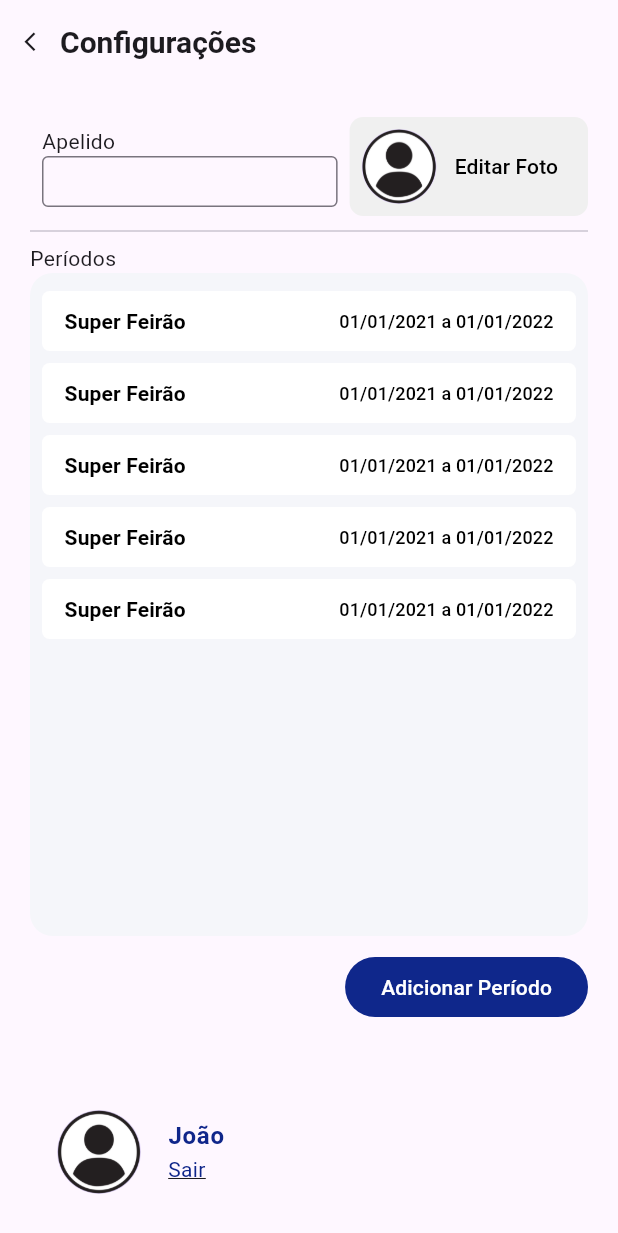
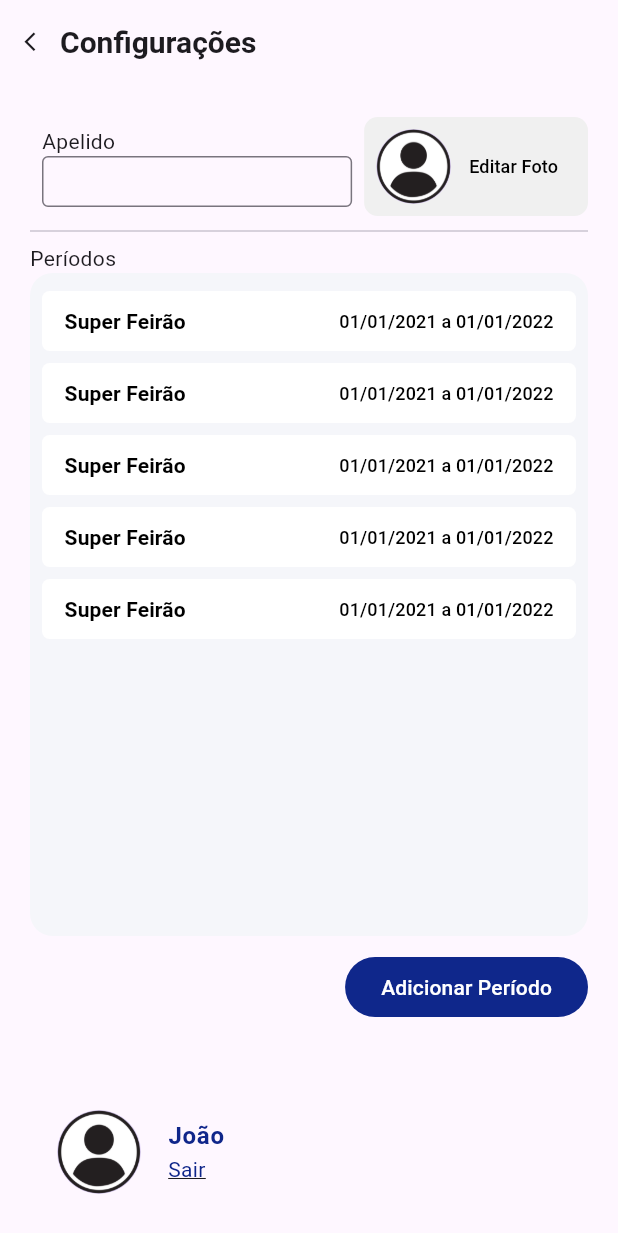
Before and after one commit to julianojstavares/flutter_5acf3936-641e-4b43-97e6-d7b847736091, a Flutter app: the SettingsPage screen opened by its route, on a phone screen of 412 x 824 dp. Shown: the top 1233 px of the screen. Run offline on Flutter 3.47's test engine with Material 3 defaults, Android fonts, the phone set to English and light mode, and no system bars; drawn by our look-alikes of auto_size_text; our stand-ins replace auto_route.

Commit message:
Setting up header - settings page

```diff
--- a/lib/feature/settings/presentation/widgets/header_widget.dart
+++ b/lib/feature/settings/presentation/widgets/header_widget.dart
@@ -51,7 +51,10 @@ class HeaderWidget extends StatelessWidget {
                   style: const ButtonStyle(
                     foregroundColor: MaterialStatePropertyAll(Colors.black),
                   ),
-                  child: const AutoSizeText("Editar Foto"),
+                  child: const AutoSizeText(
+                    "Editar Foto",
+                    style: TextStyle(fontSize: 11),
+                  ),
                 ),
               ),
             ],
```
